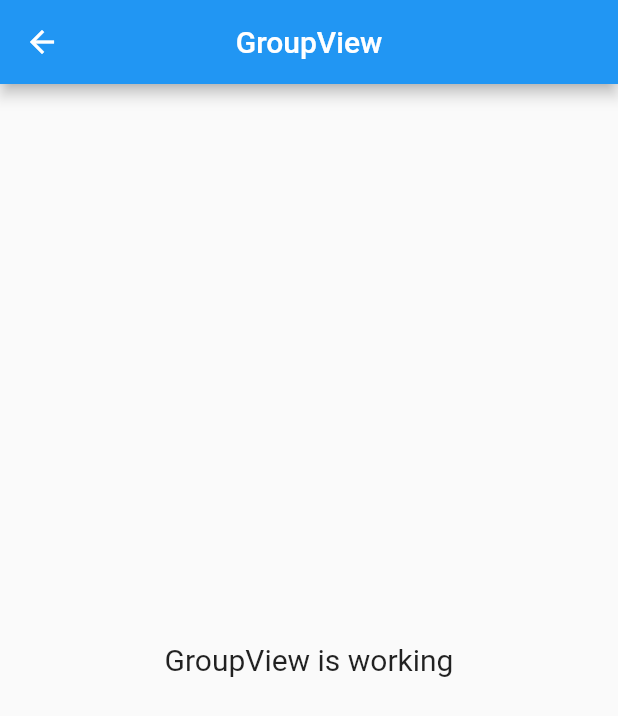
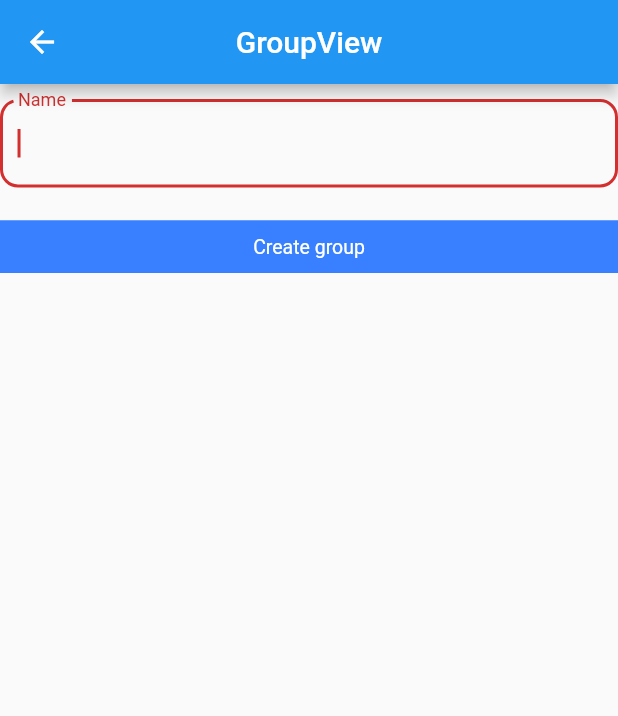
Before and after one commit to tsundata/react-native-app, a Flutter app: the HomeView screen opened by its route, after a tap on the "add" icon, on a phone screen of 412 x 824 dp. Shown: the top 716 px of the screen. Run offline on Flutter 3.47's test engine with Material 2 defaults, Android fonts, the phone set to English and light mode, and no system bars; drawn by our look-alikes of getwidget; our stand-ins replace flutter_chat_types, flutter_chat_ui, get, get_it, open_file; network calls fail.

Commit message:
feat: base group view

```diff
--- a/lib/app/modules/group/views/group_view.dart
+++ b/lib/app/modules/group/views/group_view.dart
@@ -1,6 +1,10 @@
 import 'package:flutter/material.dart';
 
 import 'package:get/get.dart';
+import 'package:getwidget/getwidget.dart';
+
+import 'package:flow/app/routes/app_pages.dart';
+import 'package:flow/app/widgets/input_field.dart';
 
 import '../controllers/group_controller.dart';
 
@@ -12,11 +16,25 @@ class GroupView extends GetView<GroupController> {
         title: Text('GroupView'),
         centerTitle: true,
       ),
-      body: Center(
-        child: Text(
-          'GroupView is working',
-          style: TextStyle(fontSize: 20),
-        ),
+      body: ListView(
+        children: [
+          const SizedBox(height: 10),
+          InputField(
+            onChanged: (value) {},
+            labelText: 'Name',
+            errorText: '',
+            keyboardType: TextInputType.visiblePassword,
+            textInputAction: TextInputAction.next,
+            autoFocus: true,
+          ),
+          GFButton(
+            onPressed: () {
+              Get.toNamed(Routes.HOME);
+            },
+            text: "Create group",
+            shape: GFButtonShape.square,
+          ),
+        ],
       ),
     );
   }
--- a/lib/app/modules/home/views/home_view.dart
+++ b/lib/app/modules/home/views/home_view.dart
@@ -24,11 +24,13 @@ class HomeView extends GetView<HomeController> {
             GFDrawerHeader(
               currentAccountPicture: GFAvatar(
                 radius: 80.0,
-                backgroundImage: NetworkImage("https://cdn.pixabay.com/photo/2017/12/03/18/04/christmas-balls-2995437_960_720.jpg"),
+                backgroundImage: NetworkImage(
+                    "https://cdn.pixabay.com/photo/2017/12/03/18/04/christmas-balls-2995437_960_720.jpg"),
               ),
               otherAccountsPictures: <Widget>[
                 Image(
-                  image: NetworkImage("https://cdn.pixabay.com/photo/2019/12/20/00/03/road-4707345_960_720.jpg"),
+                  image: NetworkImage(
+                      "https://cdn.pixabay.com/photo/2019/12/20/00/03/road-4707345_960_720.jpg"),
                   fit: BoxFit.cover,
                 ),
                 GFAvatar(
@@ -61,11 +63,30 @@ class HomeView extends GetView<HomeController> {
       ),
       floatingActionButton:
           FloatingActionButton(child: Icon(Icons.add), onPressed: _onAdd),
-      body: Center(
-        child: Text(
-          'List',
-          style: TextStyle(fontSize: 20),
-        ),
+      body: ListView(
+        children: [
+          GFListTile(
+            avatar: GFAvatar(
+              shape: GFAvatarShape.standard,
+              backgroundImage: NetworkImage(
+                  'https://cdn.pixabay.com/photo/2017/12/03/18/04/christmas-balls-2995437_960_720.jpg'),
+            ),
+            titleText: 'Assistant',
+            subTitleText: 'Lorem ipsum dolor sit amet, consectetur adipiscing',
+            onTap: _onChat,
+          ),
+          GFListTile(
+            avatar: GFAvatar(
+              shape: GFAvatarShape.standard,
+              backgroundImage: NetworkImage(
+                  'https://cdn.pixabay.com/photo/2019/12/20/00/03/road-4707345_960_720.jpg'),
+            ),
+            titleText: 'Group a',
+            subTitleText: 'Lorem ipsum dolor sit amet, consectetur adipiscing',
+            icon: Icon(Icons.volume_mute_outlined),
+            onTap: _onChat,
+          ),
+        ],
       ),
     );
   }
@@ -73,4 +94,8 @@ class HomeView extends GetView<HomeController> {
   void _onAdd() {
     Get.toNamed(Routes.GROUP);
   }
+
+  void _onChat() {
+    Get.toNamed(Routes.CHAT);
+  }
 }
--- a/lib/app/modules/login/views/login_view.dart
+++ b/lib/app/modules/login/views/login_view.dart
@@ -4,6 +4,7 @@ import 'package:get/get.dart';
 import 'package:getwidget/getwidget.dart';
 
 import 'package:flow/app/routes/app_pages.dart';
+import 'package:flow/app/widgets/input_field.dart';
 import 'package:flow/generated/locales.g.dart';
 
 import '../controllers/login_controller.dart';
@@ -61,45 +62,3 @@ class LoginView extends GetView<LoginController> {
     );
   }
 }
-
-class InputField extends StatelessWidget {
-  final String? labelText;
-  final Function(String)? onChanged;
-  final Function(String)? onSubmitted;
-  final String? errorText;
-  final TextInputType? keyboardType;
-  final TextInputAction? textInputAction;
-  final bool autoFocus;
-  final bool obscureText;
-
-  const InputField({
-    this.labelText,
-    this.onChanged,
-    this.onSubmitted,
-    this.errorText,
-    this.keyboardType,
-    this.textInputAction,
-    this.autoFocus = false,
-    this.obscureText = false,
-  });
-
-  @override
-  Widget build(BuildContext context) {
-    return TextField(
-      autofocus: autoFocus,
-      onChanged: onChanged,
-      onSubmitted: onSubmitted,
-      keyboardType: keyboardType,
-      textInputAction: textInputAction,
-      obscureText: obscureText,
-      decoration: InputDecoration(
-        labelText: labelText,
-        errorText: errorText,
-        floatingLabelBehavior: FloatingLabelBehavior.always,
-        border: OutlineInputBorder(
-          borderRadius: BorderRadius.circular(12),
-        ),
-      ),
-    );
-  }
-}
--- /dev/null
+++ b/lib/app/widgets/input_field.dart
@@ -0,0 +1,43 @@
+import 'package:flutter/material.dart';
+
+class InputField extends StatelessWidget {
+  final String? labelText;
+  final Function(String)? onChanged;
+  final Function(String)? onSubmitted;
+  final String? errorText;
+  final TextInputType? keyboardType;
+  final TextInputAction? textInputAction;
+  final bool autoFocus;
+  final bool obscureText;
+
+  const InputField({
+    this.labelText,
+    this.onChanged,
+    this.onSubmitted,
+    this.errorText,
+    this.keyboardType,
+    this.textInputAction,
+    this.autoFocus = false,
+    this.obscureText = false,
+  });
+
+  @override
+  Widget build(BuildContext context) {
+    return TextField(
+      autofocus: autoFocus,
+      onChanged: onChanged,
+      onSubmitted: onSubmitted,
+      keyboardType: keyboardType,
+      textInputAction: textInputAction,
+      obscureText: obscureText,
+      decoration: InputDecoration(
+        labelText: labelText,
+        errorText: errorText,
+        floatingLabelBehavior: FloatingLabelBehavior.always,
+        border: OutlineInputBorder(
+          borderRadius: BorderRadius.circular(12),
+        ),
+      ),
+    );
+  }
+}
```
Also changed, not shown: pubspec.yaml (+12 -70 lines), pubspec.lock.
